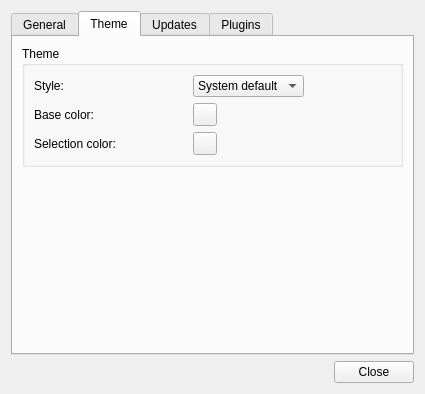
This is src/tiled/preferencesdialog.ui in mapeditor/tiled as Qt 5 draws it before an edit. The edited form follows.
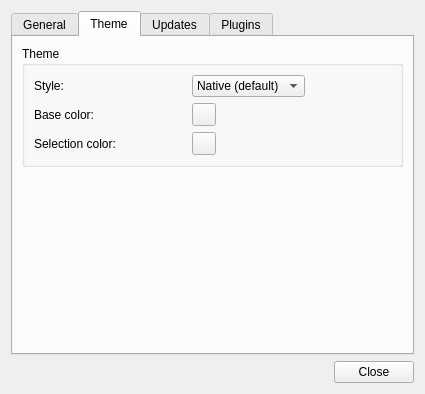
This is the edited form. The open tabs and pages were chosen to show the change. Custom widgets are drawn as their Qt base class.

Commit message:
Tiled Fusion: Customized the scroll bar
This new scroll bar has much better contrast between the handle and its
background. I think it also generally looks better.

Diff of the .ui file:
```diff
--- a/src/tiled/preferencesdialog.ui
+++ b/src/tiled/preferencesdialog.ui
@@ -207,7 +207,7 @@
            <widget class="QComboBox" name="styleCombo">
             <item>
              <property name="text">
-              <string>System default</string>
+              <string>Native (default)</string>
              </property>
             </item>
             <item>
```
Left out of the diff: 2 changed lines with no effect on the pictures. The commit also changes 1 other file.
